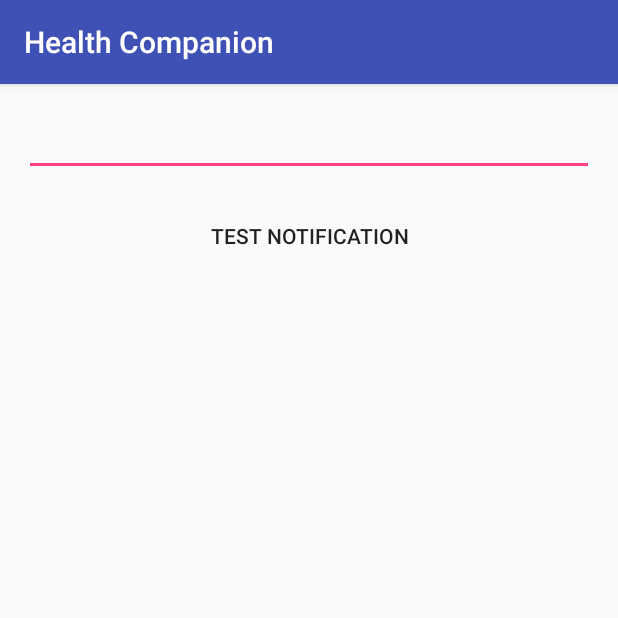
After one commit to Nes280/HealthCompanion, an Android app: the NotificationActivity screen opened directly, with no data from a screen before it, on a phone screen of 412 x 824 dp, the top half of it. The commit adds this screen. Run offline under Robolectric (Android 15) with nearby library versions, the phone set to English and light mode, and no system bars.

Commit message:
notification fonctionne. mais pas des le context de l'app.

```diff
--- a/mobile/src/main/java/com/example/niels/healthcompanion/MainAdapter.java
+++ b/mobile/src/main/java/com/example/niels/healthcompanion/MainAdapter.java
@@ -62,6 +62,9 @@ public class MainAdapter extends RecyclerView.Adapter<MainAdapter.MyViewHolder>
                         case 2:
                             itemView.getContext().startActivity(new Intent(itemView.getContext(),PoulsActivity.class));
                          break;
+                        case 4:
+                            itemView.getContext().startActivity(new Intent(itemView.getContext(),NotificationActivity.class));
+                            break;
 
                         default:
                             new AlertDialog.Builder(itemView.getContext())
--- /dev/null
+++ b/mobile/src/main/java/com/example/niels/healthcompanion/NotificationActivity.java
@@ -0,0 +1,44 @@
+package com.example.niels.healthcompanion;
+
+import android.app.Notification;
+import android.os.Bundle;
+import android.support.v4.app.NotificationCompat;
+import android.support.v4.app.NotificationManagerCompat;
+import android.support.v7.app.AppCompatActivity;
+import android.view.View;
+import android.widget.Button;
+import android.widget.EditText;
+
+public class NotificationActivity extends AppCompatActivity {
+    private EditText editText;
+    private final static String TAG="TEST ----------";
+    private long[] pattern = {0, 100, 1000, 300, 200, 100, 500, 200, 100};
+
+    @Override
+    protected void onCreate(Bundle savedInstanceState) {
+        super.onCreate(savedInstanceState);
+        setContentView(R.layout.activity_notification);
+        editText = (EditText) findViewById(R.id.editText);
+        final Button button = (Button) findViewById(R.id.actionButton);
+        button.setOnClickListener(new View.OnClickListener() {
+            public void onClick(View v) {
+                //Log.e(TAG, "TEST");
+                String toSend = editText.getText().toString();
+                if(toSend.isEmpty())
+                    toSend = getString(R.string.notif_send);
+                Notification notification = new NotificationCompat.Builder(getApplication())
+                        .setSmallIcon(R.mipmap.ic_launcher)
+                        .setContentTitle("HealthCompanion")
+                        .setContentText(toSend)
+                        .setVibrate(pattern)
+                        .setVisibility(0x00000001)
+                        .extend(new NotificationCompat.WearableExtender().setHintShowBackgroundOnly(true))
+                        .build();
+                NotificationManagerCompat notificationManager = NotificationManagerCompat.from(getApplication());
+                int notificationId = 1;
+                notificationManager.notify(notificationId, notification);
+                //Log.e(TAG, notification.toString());
+            }
+        });
+    }
+}
--- /dev/null
+++ b/mobile/src/main/res/layout/activity_notification.xml
@@ -0,0 +1,24 @@
+<?xml version="1.0" encoding="utf-8"?>
+<LinearLayout xmlns:android="http://schemas.android.com/apk/res/android"
+    xmlns:tools="http://schemas.android.com/tools"
+    android:layout_width="match_parent"
+    android:layout_height="match_parent"
+    android:paddingLeft="@dimen/activity_horizontal_margin"
+    android:paddingRight="@dimen/activity_horizontal_margin"
+    android:paddingTop="@dimen/activity_vertical_margin"
+    android:paddingBottom="@dimen/activity_vertical_margin"
+    tools:context=".NotificationActivity"
+    android:orientation="vertical">
+    <EditText
+        android:id="@+id/editText"
+        android:layout_width="match_parent"
+        android:layout_height="wrap_content"
+        android:layout_marginBottom="16dp"/>
+    <Button
+        android:id="@+id/actionButton"
+        android:layout_width="wrap_content"
+        android:layout_height="wrap_content"
+        android:layout_gravity="center"
+        style="@style/Base.Widget.AppCompat.Button.Borderless"
+        android:text="test notification" />
+</LinearLayout>
--- a/mobile/src/main/res/values/strings.xml
+++ b/mobile/src/main/res/values/strings.xml
@@ -11,4 +11,5 @@
     <string name="emergency_desc">Set the numbers to call when there is an emergency.</string>
     <string name="notification_desc">Set various reminders</string>
     <string name="settings_desc">Settings for the application.</string>
+    <string name="notif_send">You sent an empty notification</string>
 </resources>
--- a/wear/src/main/res/layout/rect_heart.xml
+++ b/wear/src/main/res/layout/rect_heart.xml
@@ -5,7 +5,8 @@
     android:layout_width="match_parent"
     android:layout_height="match_parent"
     tools:context=".Pouls_Activity"
-    tools:deviceIds="wear_square">
+    tools:deviceIds="wear_square"
+    android:id="@+id/rect_layout">
 
         <TextView
             android:layout_gravity="center"
```
Also changed, not shown: mobile/src/main/AndroidManifest.xml (+18 -4 lines), wear/src/main/AndroidManifest.xml (+7 -3 lines), wear/src/main/java/com/example/niels/healthcompanion/Pouls_Activity.java (+9 -1 lines), 1 other file.
